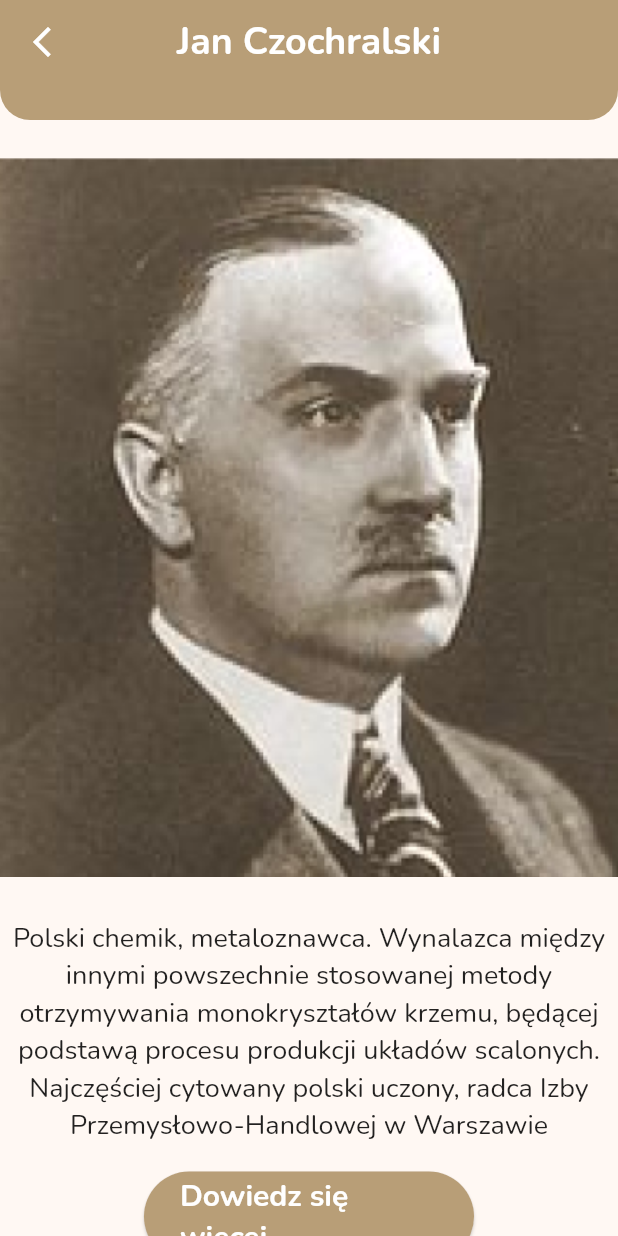
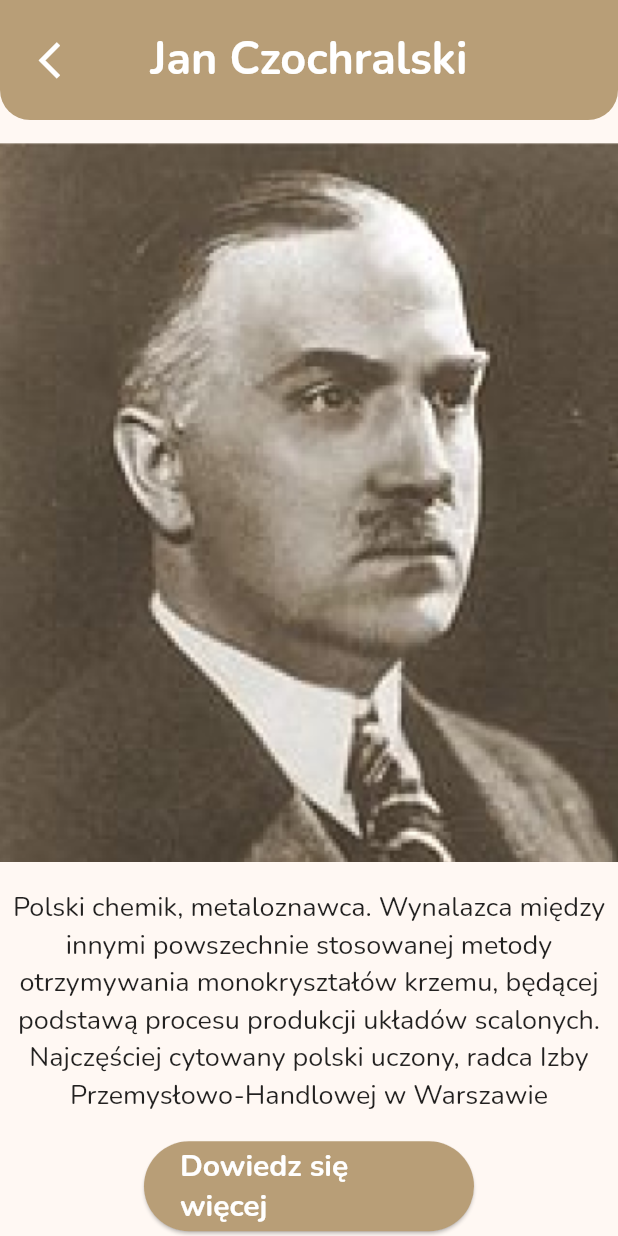
Before and after one commit to KonradKazimierowicz/wielcy_polacy, a Flutter app: the Czochralski screen opened directly, on a phone screen of 412 x 824 dp. Run offline on Flutter 3.47's test engine with Material 2 defaults, Android fonts, the phone set to English and light mode, and no system bars; our stand-ins replace carousel_slider, firebase_auth, firebase_core, fluttertoast, google_fonts, google_nav_bar and 1 more; accounts and stored records are empty; network calls fail.

Commit message:
final app bar

```diff
--- /dev/null
+++ b/lib/components/appbar.dart
@@ -0,0 +1,52 @@
+import 'package:flutter/material.dart';
+
+class CustomAppBar extends StatelessWidget implements PreferredSizeWidget {
+  final String title;
+  final Function()? onLeadingPressed;
+
+  const CustomAppBar({
+    Key? key,
+    required this.title,
+    this.onLeadingPressed,
+  }) : super(key: key);
+
+  @override
+  Widget build(BuildContext context) {
+    return AppBar(
+      backgroundColor: const Color.fromRGBO(184, 158, 119, 1),
+      elevation: 0,
+      centerTitle: true,
+      toolbarHeight: 80,
+      shape: const RoundedRectangleBorder(
+        borderRadius: BorderRadius.only(
+          bottomLeft: Radius.circular(20),
+          bottomRight: Radius.circular(20),
+        ),
+      ),
+      title: Text(
+        title,
+        style: const TextStyle(
+          color: Colors.white,
+          fontSize: 30,
+          fontWeight: FontWeight.bold,
+        ),
+      ),
+      leading: Padding(
+        padding: const EdgeInsets.only(left: 10.0),
+        child: Transform.scale(
+          scale: 1.2,
+          child: IconButton(
+            icon: const Icon(
+              Icons.arrow_back_ios_new_outlined,
+              color: Colors.white,
+            ),
+            onPressed: onLeadingPressed ?? () => Navigator.pop(context),
+          ),
+        ),
+      ),
+    );
+  }
+
+  @override
+  Size get preferredSize => Size.fromHeight(80);
+}
--- a/lib/components/image_slider.dart
+++ b/lib/components/image_slider.dart
@@ -7,7 +7,7 @@ import 'package:wielcy_polacy/pages/characters/zgielecki.dart';
 
 class ImageSliderWithIcons extends StatefulWidget {
   final List<String> imageUrls;
-  final List<String> imageTexts; // Add a list of custom texts
+  final List<String> imageTexts;
 
   const ImageSliderWithIcons({
     Key? key,
--- a/lib/main.dart
+++ b/lib/main.dart
@@ -28,15 +28,15 @@ class MainApp extends StatelessWidget {
       create: (context) => GoogleSignInProvider(),
       child: MaterialApp(
         title: "Wielcy Polacy",
-        initialRoute: '/',
+        initialRoute: '/main_page',
         routes: {
           '/': (context) => const WelcomePage(),
           '/login_page': (context) => const LoginPage(),
           '/register_page': (context) => const RegisterPage(),
-          '/main_page': (context) => MainPage(),
+          '/main_page': (context) => const MainPage(),
           '/menu_page': (context) => const MenuPage(),
-          '/quiz_page': (context) => QuizPage(),
-          '/profile_page': (context) => ProfilePage(),
+          '/quiz_page': (context) => const QuizPage(),
+          '/profile_page': (context) => const ProfilePage(),
         },
         theme: ThemeData(
           useMaterial3: true,
--- a/lib/pages/characters/czochralski.dart
+++ b/lib/pages/characters/czochralski.dart
@@ -5,6 +5,7 @@ import 'package:wielcy_polacy/components/mainButton.dart';
 import 'package:wielcy_polacy/components/navbar.dart';
 import 'package:wielcy_polacy/pages/characters/description/czochralski_desc.dart';
 
+import '../../components/appbar.dart';
 
 class Czochralski extends StatelessWidget {
   const Czochralski({Key? key}) : super(key: key);
@@ -12,81 +13,31 @@ class Czochralski extends StatelessWidget {
   @override
   Widget build(BuildContext context) {
     return Scaffold(
-      //TODO: center icon and text vertical
-      appBar: PreferredSize(
-        preferredSize: const Size.fromHeight(80.0),
-        child: Container(
-          decoration: const BoxDecoration(
-            color: Color.fromRGBO(184, 158, 119, 1),
-            borderRadius: BorderRadius.only(
-              bottomLeft: Radius.circular(20.0),
-              bottomRight: Radius.circular(20.0),
-            ),
-          ),
-          child: AppBar(
-            backgroundColor: Colors.transparent,
-            elevation: 0,
-            centerTitle: true,
-            title: const Text(
-              "Jan Czochralski",
-              style: TextStyle(
-                color: Colors.white,
-                fontSize: 25,
-                fontWeight: FontWeight.bold,
-              ),
-            ),
-            leading: IconButton(
-              icon: const Icon(
-                Icons.arrow_back_ios_new_outlined,
-                color: Colors.white,
-              ),
-              onPressed: () {
-                Navigator.pop(context);
-              },
-
-            ),
-          ),
-        ),
+      appBar: CustomAppBar(
+        title: "Jan Czochralski",
+        onLeadingPressed: () => Navigator.pop(context)
       ),
       body: SafeArea(
-
         child: Column(
           children: [
-            const SizedBox(height: 15,),
+            const SizedBox(
+              height: 15,
+            ),
             Stack(
               children: [
                 Container(
-
-                  width: MediaQuery.of(context).size.width,
-                  height: 500,
-                  decoration: BoxDecoration(
-                    borderRadius: BorderRadius.circular(8.0),
-                  ),
-                ),
-                Container(
-                  width: MediaQuery.of(context).size.width,
-                  height: 500,
-                  decoration: BoxDecoration(
-                    borderRadius: BorderRadius.circular(8.0),
-                  ),
-                  child: BackdropFilter(
-                    filter: ImageFilter.blur(sigmaX: 5, sigmaY: 5),
-                    child: Container(
-                      color: Colors.transparent,
-                      child: Image.asset(
-                        'img/czochralski.png',
-                        fit: BoxFit.contain,
-                      ),
-                    ),
+                  color: Colors.transparent,
+                  child: Image.asset(
+                    'img/czochralski.png',
+                    fit: BoxFit.contain,
                   ),
                 ),
               ],
             ),
-
             const SizedBox(height: 10),
             const Padding(
-              padding:  EdgeInsets.all(8.0),
-              child:  Center(
+              padding: EdgeInsets.all(8.0),
+              child: Center(
                 child: Text(
                   "Polski chemik, metaloznawca. Wynalazca między innymi powszechnie stosowanej metody otrzymywania monokryształów krzemu, będącej podstawą procesu produkcji układów scalonych. Najczęściej cytowany polski uczony, radca Izby Przemysłowo-Handlowej w Warszawie",
                   style: TextStyle(
@@ -97,9 +48,15 @@ class Czochralski extends StatelessWidget {
               ),
             ),
             const SizedBox(height: 10),
-            MainButton(text: "Dowiedz się więcej",onPressed: () {
-              Navigator.push(context, MaterialPageRoute(builder: (context)=>const CzochralskiDesc()));
-            },),
+            MainButton(
+              text: "Dowiedz się więcej",
+              onPressed: () {
+                Navigator.push(
+                    context,
+                    MaterialPageRoute(
+                        builder: (context) => const CzochralskiDesc()));
+              },
+            ),
             //const NavBar(),
           ],
         ),
--- a/lib/pages/characters/description/czochralski_desc.dart
+++ b/lib/pages/characters/description/czochralski_desc.dart
@@ -1,11 +1,27 @@
 import 'package:flutter/material.dart';
+import 'package:wielcy_polacy/components/appbar.dart';
 import 'package:wielcy_polacy/components/navbar.dart';
 
 class CzochralskiDesc extends StatelessWidget {
-  const CzochralskiDesc({super.key});
+  const CzochralskiDesc({Key? key}) : super(key: key);
 
   @override
   Widget build(BuildContext context) {
-    return const Text("Opis czochralskiego");
+    return Scaffold(
+      appBar: CustomAppBar(
+        title: "Jan Czochralski",
+        onLeadingPressed: () => Navigator.pop(context),
+      ),
+      body: const SafeArea(
+        child: SingleChildScrollView(
+          child: Column(
+            children: <Widget>[
+              SizedBox(height: 20),
+
+            ],
+          ),
+        ),
+      ),
+    );
   }
 }
```
